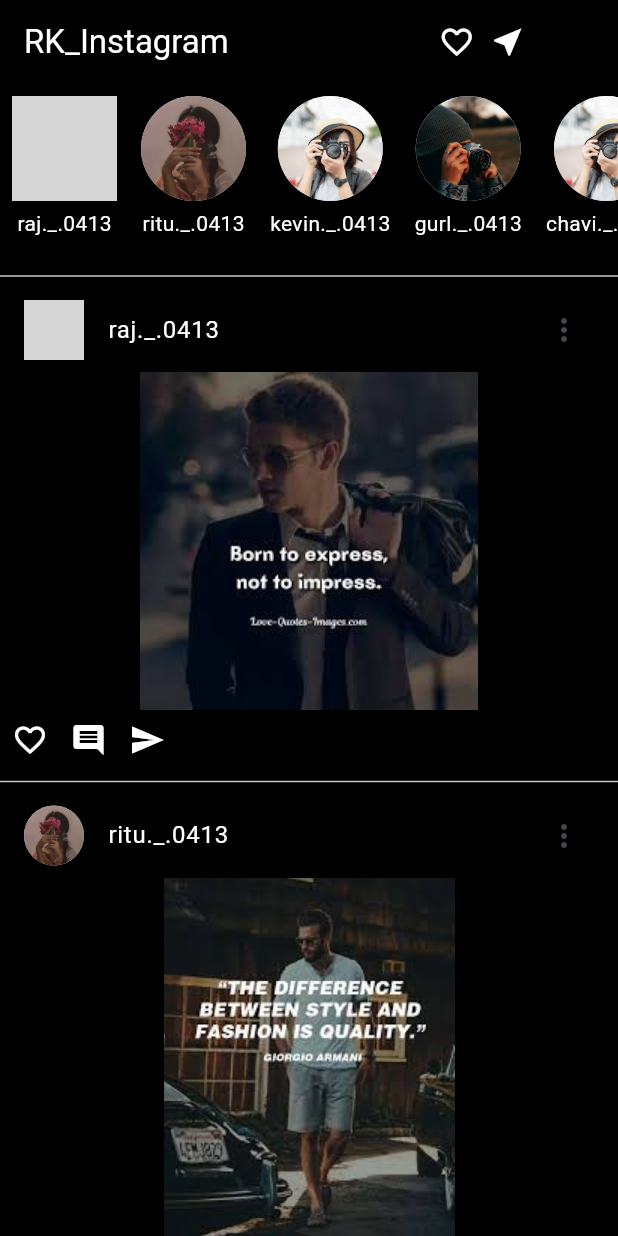
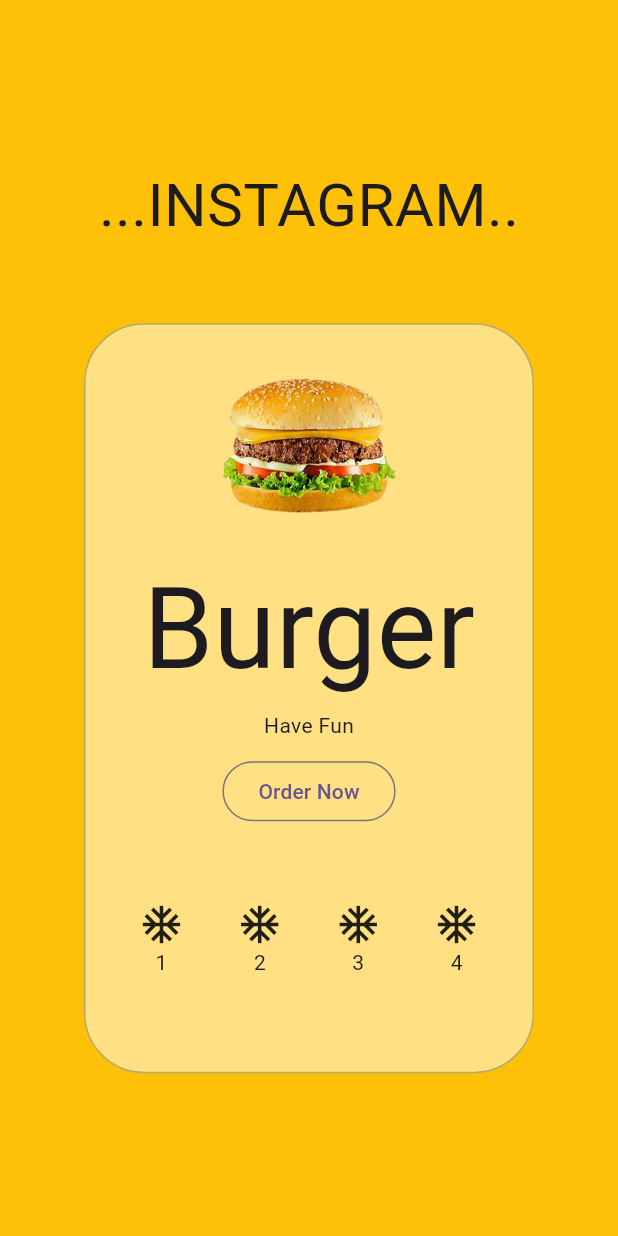
Before and after one commit to raj0413/tops_task, a Flutter app: the screen it shows after launch, on a phone screen of 412 x 824 dp. Run offline on Flutter 3.47's test engine with Material 3 defaults, Android fonts, the phone set to English and light mode, and no system bars; grey boxes are pictures that could not be loaded.

Commit message:
burger page

```diff
--- /dev/null
+++ b/task/instagram/lib/burger.dart
@@ -0,0 +1,87 @@
+import 'package:flutter/material.dart';
+
+class Burger extends StatefulWidget {
+  const Burger({super.key});
+
+  @override
+  State<Burger> createState() => _BurgerState();
+}
+
+class _BurgerState extends State<Burger> {
+  @override
+  Widget build(BuildContext context) {
+    return  Scaffold(
+      backgroundColor: Colors.amber,
+      body: Center(
+
+        child: Column(
+          mainAxisAlignment: MainAxisAlignment.center,
+          children: [
+            Center(
+              child: Text("...INSTAGRAM..", style: TextStyle(fontSize: 40),),
+            ),
+            SizedBox(height: 50,),
+            Container(
+              decoration: BoxDecoration(
+                color: Colors.amber[200],
+                border: Border.all(width: 1, color: const Color.fromARGB(255, 178, 171, 112)),
+                borderRadius: BorderRadius.circular(40)
+              ),
+              height: 500,
+              width: 300,
+              child: Column(
+                children: [
+                  SizedBox(height: 20,),
+                  Image.asset("assets/images/burger.png", height: 120,),
+                  SizedBox(height: 10,),
+                  Text("Burger", style: TextStyle(fontSize: 75),),
+                  Text("Have Fun"),
+                  SizedBox(height: 10,),
+                  Row(
+                    mainAxisAlignment: MainAxisAlignment.center,
+                    children: [
+                      OutlinedButton(onPressed: () {
+                      }, child: Text("Order Now"))
+                    ],
+                  ),
+                  SizedBox(height: 50,),
+                  Row(
+                    mainAxisAlignment: MainAxisAlignment.spaceEvenly,
+                    children: [
+                      Column(
+                        children: [
+                          Icon(Icons.ac_unit_outlined , size: 30,),
+                          Text("1")
+                        ],
+                      ),
+                      Column(
+                        children: [
+                          Icon(Icons.ac_unit_outlined, size: 30,),
+                          Text("2")
+                        ],
+                      ),
+                      Column(
+                        children: [
+                          Icon(Icons.ac_unit_outlined, size: 30,),
+                          Text("3")
+                        ],
+                      ),
+                      Column(
+                        children: [
+                          Icon(Icons.ac_unit_outlined, size: 30,),
+                          Text("4")
+                        ],
+                      ),
+
+                    ],
+                  )
+                ],
+              ),
+
+            ),
+          ],
+        ),
+      ),
+    );
+  }
+}
--- a/task/instagram/lib/insta_list.dart
+++ b/task/instagram/lib/insta_list.dart
@@ -1,4 +1,5 @@
 import 'package:flutter/material.dart';
+import 'package:instagram/new_list.dart';
 
 class InstaList extends StatefulWidget {
   const InstaList({super.key});
@@ -65,7 +66,9 @@ class _InstaListState extends State<InstaList> {
             Icon(Icons.favorite_border, color: Colors.white,),SizedBox(
               width: 10,
             ),
-            Icon(Icons.near_me_sharp,color: Colors.white,)
+            IconButton(onPressed: () {
+              Navigator.push(context, MaterialPageRoute(builder: (context) => MessageList(),));
+            }, icon: Icon(Icons.near_me_sharp,color: Colors.white,))
           ],
         ),backgroundColor: Colors.black,
       ),
--- a/task/instagram/lib/main.dart
+++ b/task/instagram/lib/main.dart
@@ -1,6 +1,8 @@
 import 'package:flutter/material.dart';
+import 'package:instagram/burger.dart';
 import 'package:instagram/insta_list.dart';
 import 'package:instagram/new_list.dart';
+import 'package:instagram/new_page.dart';
 
 void main() {
   runApp(const MyApp());
@@ -18,7 +20,7 @@ class MyApp extends StatelessWidget {
       theme: ThemeData(
         colorScheme: ColorScheme.fromSeed(seedColor: Colors.deepPurple),
       ),
-      home: InstaList(),
+      home: Burger(),
     );
   }
 }
```
Also changed, not shown: task/instagram/lib/new_list.dart (+10 -101 lines), task/instagram/lib/new_page.dart (added, +192 -0 lines), task/instagram/assets/images/burger.png (added).
